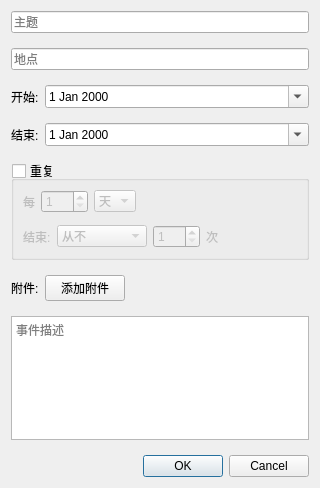
Before: the Qt Designer form forms/addeventdialog.ui in equation314/Calendar, drawn with Qt 5.
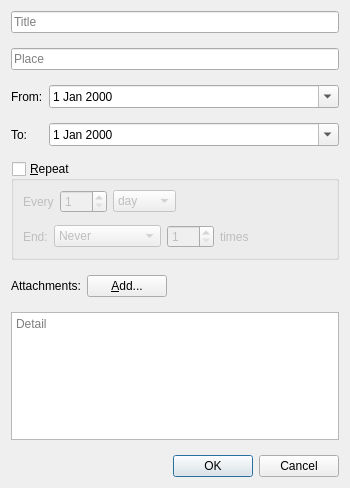
After: the same form once the commit is applied.

What changed in the file:
```diff
--- a/forms/addeventdialog.ui
+++ b/forms/addeventdialog.ui
@@ -6,13 +6,19 @@
    <rect>
     <x>0</x>
     <y>0</y>
-    <width>320</width>
+    <width>350</width>
     <height>488</height>
    </rect>
   </property>
+  <property name="sizePolicy">
+   <sizepolicy hsizetype="Preferred" vsizetype="Preferred">
+    <horstretch>0</horstretch>
+    <verstretch>2</verstretch>
+   </sizepolicy>
+  </property>
   <property name="minimumSize">
    <size>
-    <width>320</width>
+    <width>350</width>
     <height>0</height>
    </size>
   </property>
@@ -23,7 +29,7 @@
    <item row="6" column="0" colspan="2">
     <widget class="QGroupBox" name="groupBox">
      <property name="title">
-      <string>重复</string>
+      <string>&amp;Repeat</string>
      </property>
      <property name="checkable">
       <bool>true</bool>
@@ -43,7 +49,7 @@
            </sizepolicy>
           </property>
           <property name="text">
-           <string>每</string>
+           <string>Every</string>
           </property>
          </widget>
         </item>
@@ -65,24 +71,27 @@
             <verstretch>0</verstretch>
            </sizepolicy>
           </property>
+          <property name="sizeAdjustPolicy">
+           <enum>QComboBox::AdjustToContents</enum>
+          </property>
           <item>
            <property name="text">
-            <string>天</string>
+            <string>day</string>
            </property>
           </item>
           <item>
            <property name="text">
-            <string>周</string>
+            <string>week</string>
            </property>
           </item>
           <item>
            <property name="text">
-            <string>月</string>
+            <string>month</string>
            </property>
           </item>
           <item>
            <property name="text">
-            <string>年</string>
+            <string>year</string>
            </property>
           </item>
          </widget>
@@ -110,7 +119,7 @@
         <item>
          <widget class="QLabel" name="label_4">
           <property name="text">
-           <string>结束:</string>
+           <string>End:</string>
           </property>
          </widget>
         </item>
@@ -121,12 +130,12 @@
           </property>
           <item>
            <property name="text">
-            <string>从不</string>
+            <string>Never</string>
            </property>
           </item>
           <item>
            <property name="text">
-            <string>在此次数后</string>
+            <string>After the times</string>
            </property>
           </item>
          </widget>
@@ -144,7 +153,7 @@
         <item>
          <widget class="QLabel" name="label_5">
           <property name="text">
-           <string>次</string>
+           <string>times</string>
           </property>
          </widget>
         </item>
@@ -169,7 +178,7 @@
    <item row="1" column="0" colspan="2">
     <widget class="QLineEdit" name="lineEdit_place">
      <property name="placeholderText">
-      <string>地点</string>
+      <string>Place</string>
      </property>
     </widget>
    </item>
@@ -200,7 +209,7 @@
    <item row="0" column="0" colspan="2">
     <widget class="QLineEdit" name="lineEdit_title">
      <property name="placeholderText">
-      <string>主题</string>
+      <string>Title</string>
      </property>
     </widget>
    </item>
@@ -213,7 +222,7 @@
       </sizepolicy>
      </property>
      <property name="text">
-      <string>结束:</string>
+      <string>To:</string>
      </property>
     </widget>
    </item>
@@ -226,7 +235,7 @@
       </sizepolicy>
      </property>
      <property name="text">
-      <string>开始:</string>
+      <string>From:</string>
      </property>
     </widget>
    </item>
@@ -236,7 +245,7 @@
       <bool>false</bool>
      </property>
      <property name="placeholderText">
-      <string>事件描述</string>
+      <string>Detail</string>
      </property>
     </widget>
    </item>
@@ -254,7 +263,7 @@
         </sizepolicy>
        </property>
        <property name="text">
-        <string>添加附件</string>
+        <string>&amp;Add...</string>
        </property>
       </widget>
      </item>
@@ -267,7 +276,7 @@
         </sizepolicy>
        </property>
        <property name="text">
-        <string>附件:</string>
+        <string>Attachments:</string>
        </property>
       </widget>
      </item>
```
